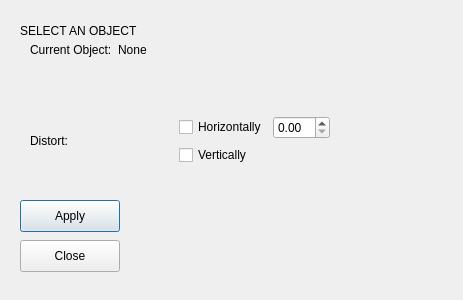
The window that PlantGenerator/gui.ui (nMDaas/MayaPlugins) describes before a commit, drawn with Qt 5.
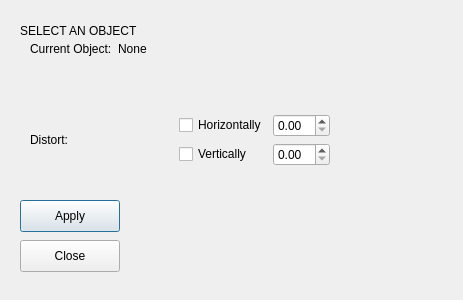
The same window after the commit.

Commit message: implemented vertical distortion

What changed in the file:
```diff
--- a/PlantGenerator/gui.ui
+++ b/PlantGenerator/gui.ui
@@ -97,6 +97,9 @@
                                 </property>
                             </widget>
                         </item>
+                        <item row="2" column="1">
+                            <widget class="QDoubleSpinBox" name="vertical_input"/>
+                        </item>
                     </layout>
                 </item>
 
```
The commit also changes 2 other files.
